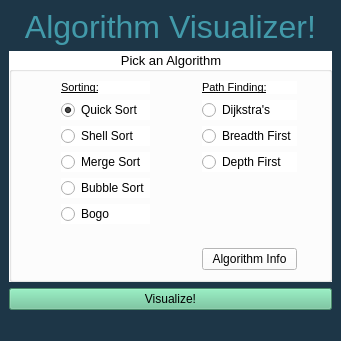
Old version of the form gui/GraphicsFrame/AlgorithmVisualizer/mainwindow.ui in the repository ethancfung/Sorting-Pathfinding-Algorithm-Visualizer.
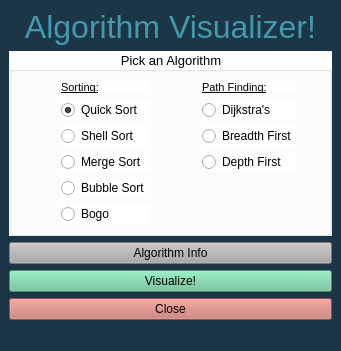
New version of the form.

The edit to the form file:
```diff
--- a/gui/GraphicsFrame/AlgorithmVisualizer/mainwindow.ui
+++ b/gui/GraphicsFrame/AlgorithmVisualizer/mainwindow.ui
@@ -217,18 +217,21 @@
          </property>
         </widget>
        </item>
-       <item row="9" column="3">
-        <widget class="QPushButton" name="pushButton_2">
-         <property name="text">
-          <string>Algorithm Info</string>
-         </property>
-        </widget>
-       </item>
       </layout>
      </widget>
     </item>
     <item>
-     <widget class="QPushButton" name="pushButton">
+     <widget class="QPushButton" name="algInfoButton">
+      <property name="styleSheet">
+       <string notr="true">background-color: rgb(169, 170, 170)</string>
+      </property>
+      <property name="text">
+       <string>Algorithm Info</string>
+      </property>
+     </widget>
+    </item>
+    <item>
+     <widget class="QPushButton" name="visualizeButton">
       <property name="styleSheet">
        <string notr="true">background-color: rgb(103, 194, 149);</string>
       </property>
@@ -237,6 +240,16 @@
       </property>
      </widget>
     </item>
+    <item>
+     <widget class="QPushButton" name="closeButton">
+      <property name="styleSheet">
+       <string notr="true">background-color: rgb(194, 112, 104);</string>
+      </property>
+      <property name="text">
+       <string>Close</string>
+      </property>
+     </widget>
+    </item>
    </layout>
   </widget>
   <widget class="QStatusBar" name="statusbar"/>
```
Left out of the diff: 35 changed lines with no effect on the pictures.
